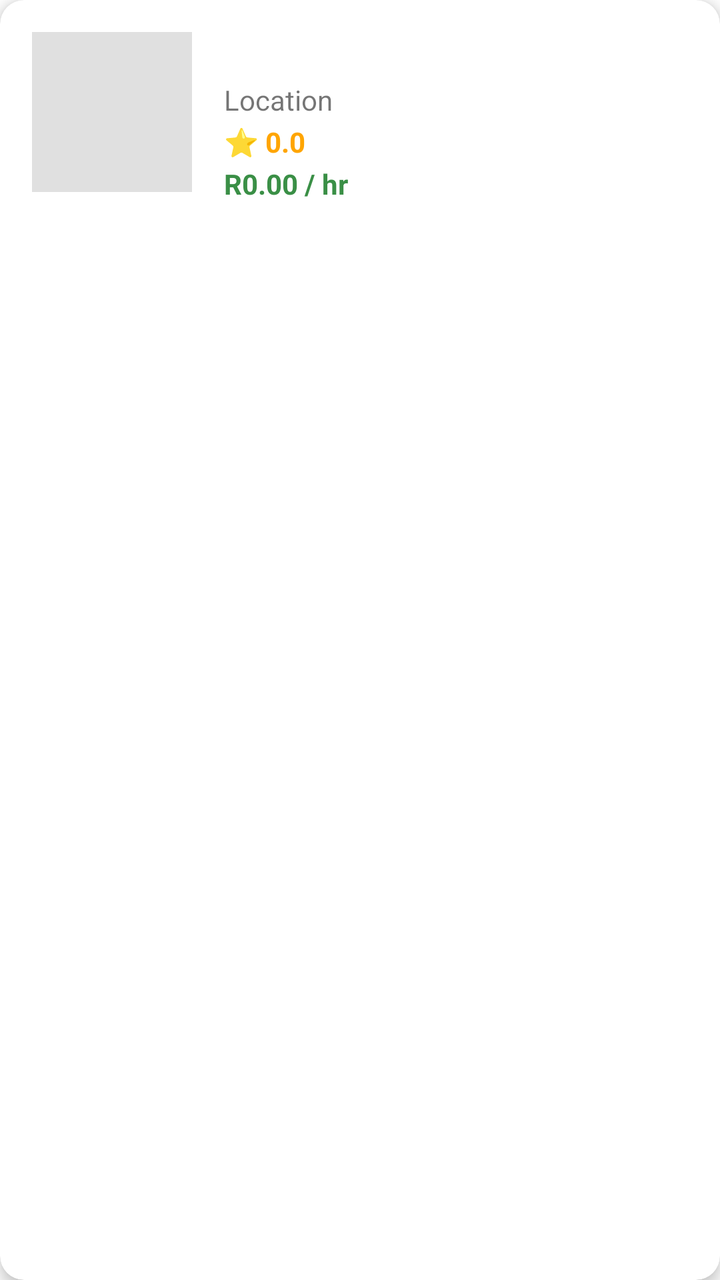
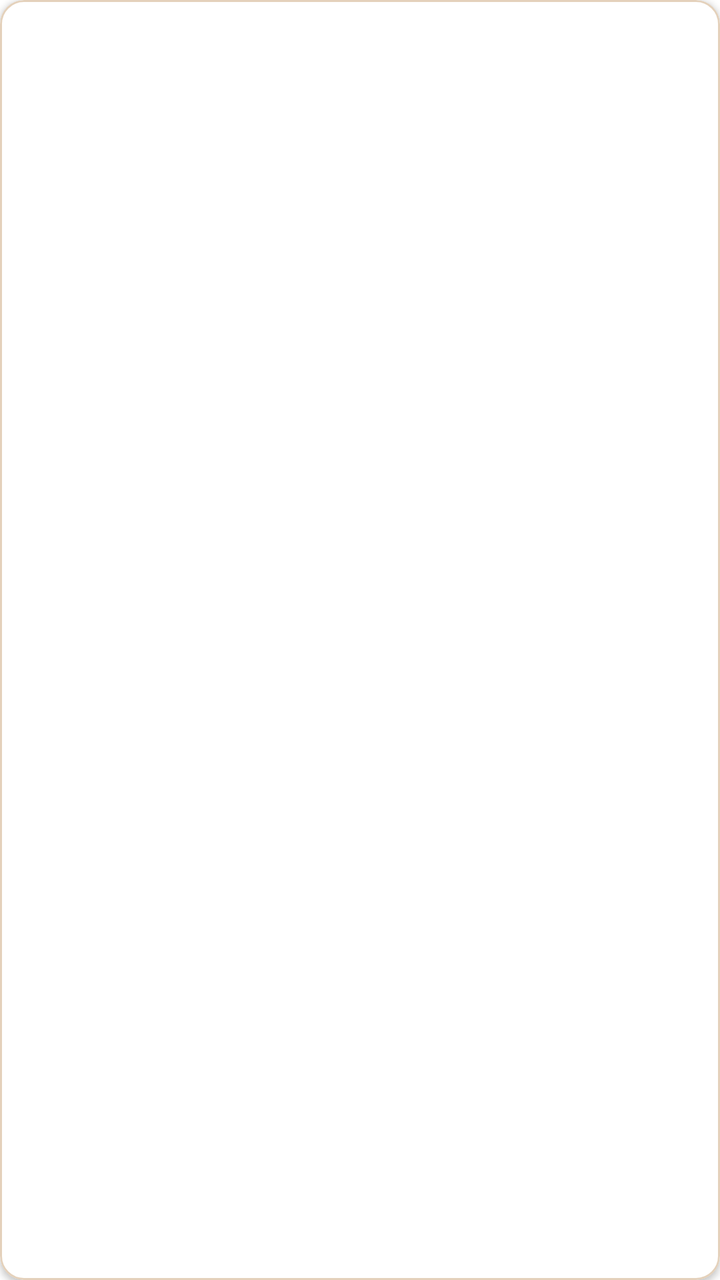

Two renders of the same Android screen: before a commit and after it. Below are the layout's source before the change and the commit's diff.
<!-- AndroidManifest.xml: application theme Theme.NannySystem -->
<!-- res/layout/nanny_card.xml -->
<?xml version="1.0" encoding="utf-8"?>
<androidx.cardview.widget.CardView xmlns:android="http://schemas.android.com/apk/res/android"
    xmlns:app="http://schemas.android.com/apk/res-auto"
    android:layout_width="match_parent"
    android:layout_height="wrap_content"
    android:layout_margin="8dp"
    app:cardCornerRadius="12dp"
    app:cardElevation="4dp">

    <LinearLayout
        android:layout_width="match_parent"
        android:layout_height="wrap_content"
        android:orientation="horizontal"
        android:padding="16dp">

        <ImageView
            android:id="@+id/ivNannyPic"
            android:layout_width="80dp"
            android:layout_height="80dp"
            android:scaleType="centerCrop"
            android:background="#E0E0E0" />

        <LinearLayout
            android:layout_width="match_parent"
            android:layout_height="wrap_content"
            android:layout_marginStart="16dp"
            android:orientation="vertical">

            <TextView
                android:id="@+id/tvNannyName"
                android:layout_width="wrap_content"
                android:layout_height="wrap_content"
                android:textSize="18sp"
                android:textStyle="bold"
                android:textColor="#000000"/>

            <TextView
                android:id="@+id/tvNannyLocation"
                android:layout_width="wrap_content"
                android:layout_height="wrap_content"
                android:text="Location" />

            
            <TextView
                android:id="@+id/tvNannyRating"
                android:layout_width="wrap_content"
                android:layout_height="wrap_content"
                android:layout_marginTop="2dp"
                android:layout_marginBottom="2dp"
                android:text="⭐ 0.0"
                android:textColor="#FFA500"
                android:textStyle="bold" />

            <TextView
                android:id="@+id/tvNannyRate"
                android:layout_width="wrap_content"
                android:layout_height="wrap_content"
                android:textColor="#3A8F46"
                android:textStyle="bold"
                android:text="R0.00 / hr" />
        </LinearLayout>
    </LinearLayout>
</androidx.cardview.widget.CardView>
<!-- resources referenced by this layout -->
<resources>
  <style name="Theme.NannySystem" parent="Theme.MaterialComponents.DayNight.DarkActionBar">
          
          <item name="colorPrimary">@color/purple_500</item>
          <item name="colorPrimaryVariant">@color/purple_700</item>
          <item name="colorOnPrimary">@color/white</item>
          
          <item name="colorSecondary">@color/teal_200</item>
          <item name="colorSecondaryVariant">@color/teal_700</item>
          <item name="colorOnSecondary">@color/black</item>
          
          <item name="android:statusBarColor">?attr/colorPrimaryVariant</item>
          
      </style>
  <color name="purple_500">#FF6200EE</color>
  <color name="purple_700">#FF3700B3</color>
  <color name="white">#FFFFFFFF</color>
  <color name="teal_200">#FF03DAC5</color>
  <color name="teal_700">#FF018786</color>
  <color name="black">#FF000000</color>
</resources>

<!-- the commit's change to res/layout/nanny_card.xml (unified diff, before → after) -->
@@ -1,63 +1,71 @@
 <?xml version="1.0" encoding="utf-8"?>
-<androidx.cardview.widget.CardView xmlns:android="http://schemas.android.com/apk/res/android"
+<com.google.android.material.card.MaterialCardView
+    xmlns:android="http://schemas.android.com/apk/res/android"
     xmlns:app="http://schemas.android.com/apk/res-auto"
     android:layout_width="match_parent"
     android:layout_height="wrap_content"
-    android:layout_margin="8dp"
+    android:layout_marginHorizontal="16dp"
+    android:layout_marginVertical="8dp"
+    app:cardBackgroundColor="#FFFFFF"
     app:cardCornerRadius="12dp"
-    app:cardElevation="4dp">
+    app:cardElevation="2dp"
+    app:strokeColor="#E4D1BB"
+    app:strokeWidth="1dp">
 
-    <LinearLayout
+    <androidx.constraintlayout.widget.ConstraintLayout
         android:layout_width="match_parent"
         android:layout_height="wrap_content"
-        android:orientation="horizontal"
         android:padding="16dp">
 
-        <ImageView
-            android:id="@+id/ivNannyPic"
-            android:layout_width="80dp"
-            android:layout_height="80dp"
-            android:scaleType="centerCrop"
-            android:background="#E0E0E0" />
+        
+        <TextView
+            android:id="@+id/tvNannyName"
+            android:layout_width="0dp"
+            android:layout_height="wrap_content"
+            android:layout_marginEnd="16dp"
+            android:textColor="#A06A3B"
+            android:textSize="18sp"
+            android:textStyle="bold"
+            app:layout_constraintEnd_toStartOf="@+id/tvNannyRate"
+            app:layout_constraintStart_toStartOf="parent"
+            app:layout_constraintTop_toTopOf="parent" />
 
-        <LinearLayout
-            android:layout_width="match_parent"
+        
+        <TextView
+            android:id="@+id/tvNannyRate"
+            android:layout_width="wrap_content"
             android:layout_height="wrap_content"
-            android:layout_marginStart="16dp"
-            android:orientation="vertical">
+            android:textColor="#3A8F46"
+            android:textSize="16sp"
+            android:textStyle="bold"
+            app:layout_constraintEnd_toEndOf="parent"
+            app:layout_constraintTop_toTopOf="parent" />
 
-            <TextView
-                android:id="@+id/tvNannyName"
-                android:layout_width="wrap_content"
-                android:layout_height="wrap_content"
-                android:textSize="18sp"
-                android:textStyle="bold"
-                android:textColor="#000000"/>
+        
+        <TextView
+            android:id="@+id/tvNannyLocation"
+            android:layout_width="0dp"
+            android:layout_height="wrap_content"
+            android:layout_marginTop="4dp"
+            android:textColor="#757575"
+            android:textSize="14sp"
+            app:layout_constraintEnd_toEndOf="@+id/tvNannyName"
+            app:layout_constraintStart_toStartOf="parent"
+            app:layout_constraintTop_toBottomOf="@+id/tvNannyName" />
 
-            <TextView
-                android:id="@+id/tvNannyLocation"
-                android:layout_width="wrap_content"
-                android:layout_height="wrap_content"
-                android:text="Location" />
+        
+        
+        <TextView
+            android:id="@+id/tvNannyRating"
+            android:layout_width="wrap_content"
+            android:layout_height="wrap_content"
+            android:layout_marginTop="6dp"
+            android:textColor="#FFC107"
+            android:textSize="14sp"
+            android:textStyle="bold"
+            app:layout_constraintStart_toStartOf="parent"
+            app:layout_constraintTop_toBottomOf="@+id/tvNannyLocation" />
 
-            
-            <TextView
-                android:id="@+id/tvNannyRating"
-                android:layout_width="wrap_content"
-                android:layout_height="wrap_content"
-                android:layout_marginTop="2dp"
-                android:layout_marginBottom="2dp"
-                android:text="⭐ 0.0"
-                android:textColor="#FFA500"
-                android:textStyle="bold" />
+    </androidx.constraintlayout.widget.ConstraintLayout>
 
-            <TextView
-                android:id="@+id/tvNannyRate"
-                android:layout_width="wrap_content"
-                android:layout_height="wrap_content"
-                android:textColor="#3A8F46"
-                android:textStyle="bold"
-                android:text="R0.00 / hr" />
-        </LinearLayout>
-    </LinearLayout>
-</androidx.cardview.widget.CardView>
+</com.google.android.material.card.MaterialCardView>
